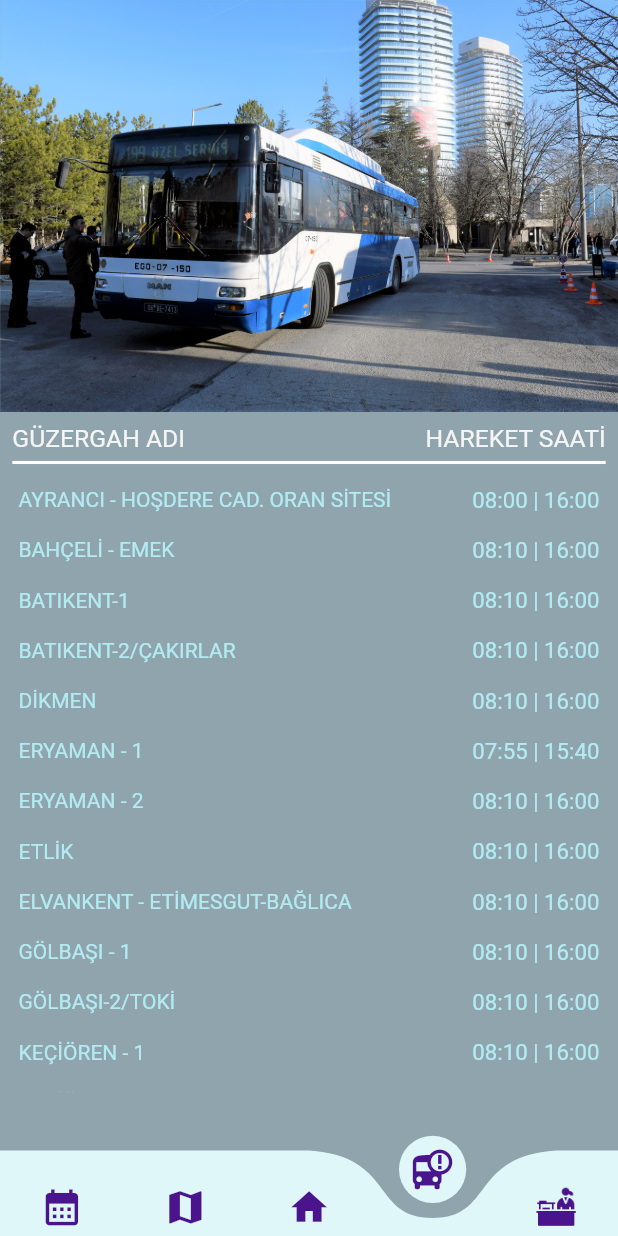
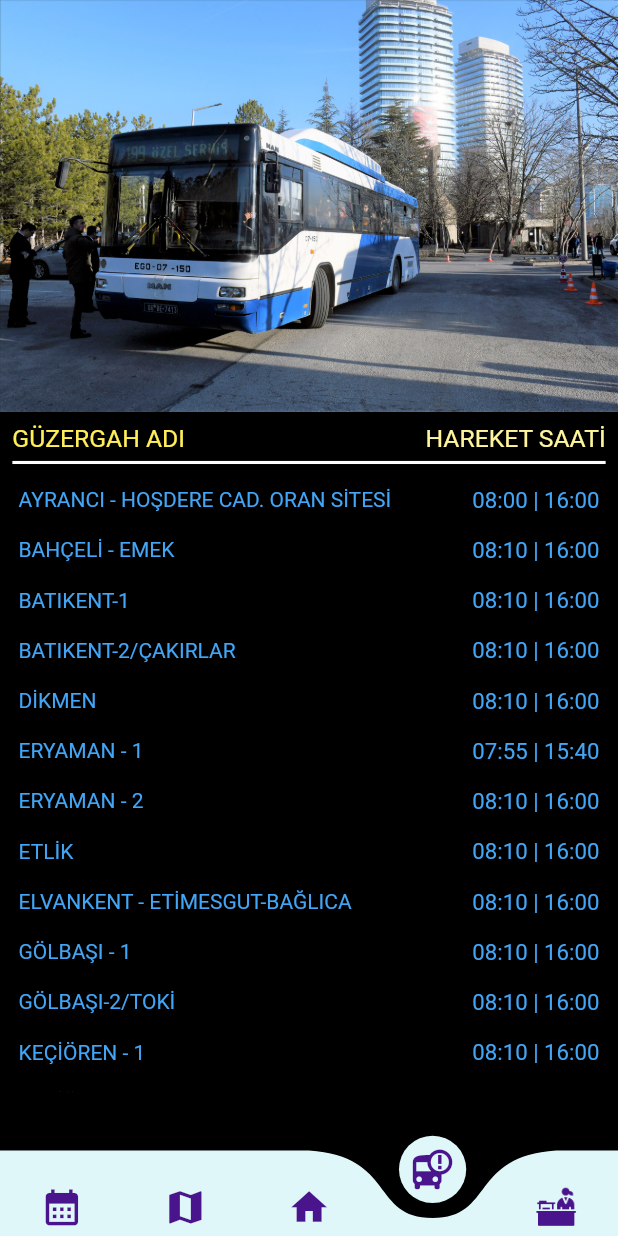
Before and after one commit to oakarakum/hachat, a Flutter app: the RingsPage screen opened by its route, on a phone screen of 412 x 824 dp. Run offline on Flutter 3.47's test engine with Material 2 defaults, Android fonts, the phone set to English and light mode, and no system bars; drawn by our look-alikes of curved_navigation_bar; our stand-ins replace animate_do, flutter_svg, get, google_fonts, responsive_sizer; statements that could not run were skipped.

Commit message:
düzeltmeler yapıldı

```diff
--- a/lib/app/ui/pages/rings_page.dart
+++ b/lib/app/ui/pages/rings_page.dart
@@ -12,7 +12,7 @@ class RingsPage extends GetView<RingsController> {
   @override
   Widget build(BuildContext context) {
     return Scaffold(
-        backgroundColor: Color(0xff90a4ae),
+        backgroundColor: Color(0xff000000),
         appBar: AppBar(
           toolbarHeight: 0,
           backgroundColor: Color(0xffffccbc),
@@ -24,7 +24,7 @@ class RingsPage extends GetView<RingsController> {
           onTap: (value) {
             controller.changeTabsIndex;
           },
-          backgroundColor: const Color(0xff90a4ae),
+          backgroundColor: const Color(0xff000000),
           color: const Color(0xffe0f7fa),
         ),
         body: SingleChildScrollView(
@@ -43,14 +43,14 @@ class RingsPage extends GetView<RingsController> {
                       children: [
                         Text("GÜZERGAH ADI",
                             style: TextStyle(
-                                color: Color(0xfff5f5f5),
+                                color: Color(0xffffee58),
                                 fontSize: 2.h,
                                 fontWeight: FontWeight.w400)),
                         Padding(
                           padding: EdgeInsets.only(left: 2.w),
                           child: Text("HAREKET SAATİ",
                               style: TextStyle(
-                                  color: Color(0xfff5f5f5),
+                                  color: Color(0xfffff59d),
                                   fontSize: 2.h,
                                   fontWeight: FontWeight.w400)),
                         ),
@@ -82,14 +82,14 @@ class RingsPage extends GetView<RingsController> {
                   children: [
                     Text("AYRANCI - HOŞDERE CAD. ORAN SİTESİ",
                         style: TextStyle(
-                            color: Color(0xffb2ebf2),
+                            color: Color(0xff42a5f5),
                             fontSize: 1.7.h,
                             fontWeight: FontWeight.w400)),
                     Padding(
                       padding: EdgeInsets.only(left: 6.w),
                       child: Text("08:00 | 16:00",
                           style: TextStyle(
-                              color: Color(0xffb2ebf2),
+                              color: Color(0xff42a5f5),
                               fontSize: 1.8.h,
                               fontWeight: FontWeight.w400)),
                     ),
@@ -104,12 +104,12 @@ class RingsPage extends GetView<RingsController> {
                   children: [
                     Text("BAHÇELİ - EMEK",
                         style: TextStyle(
-                            color: Color(0xffb2ebf2),
+                            color: Color(0xff42a5f5),
                             fontSize: 1.7.h,
                             fontWeight: FontWeight.w400)),
                     Text("08:10 | 16:00",
                         style: TextStyle(
-                            color: Color(0xffb2ebf2),
+                            color: Color(0xff42a5f5),
                             fontSize: 1.8.h,
                             fontWeight: FontWeight.w400)),
                   ],
@@ -123,12 +123,12 @@ class RingsPage extends GetView<RingsController> {
                   children: [
                     Text("BATIKENT-1",
                         style: TextStyle(
-                            color: Color(0xffb2ebf2),
+                            color: Color(0xff42a5f5),
                             fontSize: 1.7.h,
                             fontWeight: FontWeight.w400)),
                     Text("08:10 | 16:00",
                         style: TextStyle(
-                            color: Color(0xffb2ebf2),
+                            color: Color(0xff42a5f5),
                             fontSize: 1.8.h,
                             fontWeight: FontWeight.w400)),
                   ],
@@ -142,12 +142,12 @@ class RingsPage extends GetView<RingsController> {
                   children: [
                     Text("BATIKENT-2/ÇAKIRLAR",
                         style: TextStyle(
-                            color: Color(0xffb2ebf2),
+                            color: Color(0xff42a5f5),
                             fontSize: 1.7.h,
                             fontWeight: FontWeight.w400)),
                     Text("08:10 | 16:00",
                         style: TextStyle(
-                            color: Color(0xffb2ebf2),
+                            color: Color(0xff42a5f5),
                             fontSize: 1.8.h,
                             fontWeight: FontWeight.w400)),
                   ],
@@ -161,12 +161,12 @@ class RingsPage extends GetView<RingsController> {
                   children: [
                     Text("DİKMEN",
                         style: TextStyle(
-                            color: Color(0xffb2ebf2),
+                            color: Color(0xff42a5f5),
                             fontSize: 1.7.h,
                             fontWeight: FontWeight.w400)),
                     Text("08:10 | 16:00",
                         style: TextStyle(
-                            color: Color(0xffb2ebf2),
+                            color: Color(0xff42a5f5),
                             fontSize: 1.8.h,
                             fontWeight: FontWeight.w400)),
                   ],
@@ -180,12 +180,12 @@ class RingsPage extends GetView<RingsController> {
                   children: [
                     Text("ERYAMAN - 1",
                         style: TextStyle(
-                            color: Color(0xffb2ebf2),
+                            color: Color(0xff42a5f5),
                             fontSize: 1.7.h,
                             fontWeight: FontWeight.w400)),
                     Text("07:55 | 15:40",
                         style: TextStyle(
-                            color: Color(0xffb2ebf2),
+                            color: Color(0xff42a5f5),
                             fontSize: 1.8.h,
                             fontWeight: FontWeight.w400)),
                   ],
@@ -199,12 +199,12 @@ class RingsPage extends GetView<RingsController> {
                   children: [
                     Text("ERYAMAN - 2",
                         style: TextStyle(
-                            color: Color(0xffb2ebf2),
+                            color: Color(0xff42a5f5),
                             fontSize: 1.7.h,
                             fontWeight: FontWeight.w400)),
                     Text("08:10 | 16:00",
                         style: TextStyle(
-                            color: Color(0xffb2ebf2),
+                            color: Color(0xff42a5f5),
                             fontSize: 1.8.h,
                             fontWeight: FontWeight.w400)),
                   ],
@@ -218,12 +218,12 @@ class RingsPage extends GetView<RingsController> {
                   children: [
                     Text("ETLİK",
                         style: TextStyle(
-                            color: Color(0xffb2ebf2),
+                            color: Color(0xff42a5f5),
                             fontSize: 1.7.h,
                             fontWeight: FontWeight.w400)),
                     Text("08:10 | 16:00",
                         style: TextStyle(
-                            color: Color(0xffb2ebf2),
+                            color: Color(0xff42a5f5),
                             fontSize: 1.8.h,
                             fontWeight: FontWeight.w400)),
                   ],
@@ -237,12 +237,12 @@ class RingsPage extends GetView<RingsController> {
                   children: [
                     Text("ELVANKENT - ETİMESGUT-BAĞLICA",
                         style: TextStyle(
-                            color: Color(0xffb2ebf2),
+                            color: Color(0xff42a5f5),
                             fontSize: 1.7.h,
                             fontWeight: FontWeight.w400)),
                     Text("08:10 | 16:00",
                         style: TextStyle(
-                            color: Color(0xffb2ebf2),
+                            color: Color(0xff42a5f5),
                             fontSize: 1.8.h,
                             fontWeight: FontWeight.w400)),
                   ],
@@ -256,12 +256,12 @@ class RingsPage extends GetView<RingsController> {
                   children: [
                     Text("GÖLBAŞI - 1",
                         style: TextStyle(
-                            color: Color(0xffb2ebf2),
+                            color: Color(0xff42a5f5),
                             fontSize: 1.7.h,
                             fontWeight: FontWeight.w400)),
                     Text("08:10 | 16:00",
                         style: TextStyle(
-                            color: Color(0xffb2ebf2),
+                            color: Color(0xff42a5f5),
                             fontSize: 1.8.h,
                             fontWeight: FontWeight.w400)),
                   ],
@@ -275,12 +275,12 @@ class RingsPage extends GetView<RingsController> {
                   children: [
                     Text("GÖLBAŞI-2/TOKİ",
                         style: TextStyle(
-                            color: Color(0xffb2ebf2),
+                            color: Color(0xff42a5f5),
                             fontSize: 1.7.h,
                             fontWeight: FontWeight.w400)),
                     Text("08:10 | 16:00",
                         style: TextStyle(
-                            color: Color(0xffb2ebf2),
+                            color: Color(0xff42a5f5),
                             fontSize: 1.8.h,
                             fontWeight: FontWeight.w400)),
                   ],
@@ -294,12 +294,12 @@ class RingsPage extends GetView<RingsController> {
                   children: [
                     Text("KEÇİÖREN - 1 ",
                         style: TextStyle(
-                            color: Color(0xffb2ebf2),
+                            color: Color(0xff42a5f5),
                             fontSize: 1.7.h,
                             fontWeight: FontWeight.w400)),
                     Text("08:10 | 16:00",
                         style: TextStyle(
-                            color: Color(0xffb2ebf2),
+                            color: Color(0xff42a5f5),
                             fontSize: 1.8.h,
                             fontWeight: FontWeight.w400)),
                   ],
@@ -313,12 +313,12 @@ class RingsPage extends GetView<RingsController> {
                   children: [
                     Text("KEÇİÖREN - 2 ",
                         style: TextStyle(
-                            color: Color(0xffb2ebf2),
+                            color: Color(0xff42a5f5),
                             fontSize: 1.7.h,
                             fontWeight: FontWeight.w400)),
                     Text("08:10 | 16:00",
                         style: TextStyle(
-                            color: Color(0xffb2ebf2),
+                            color: Color(0xff42a5f5),
                             fontSize: 1.8.h,
                             fontWeight: FontWeight.w400)),
                   ],
```
Also changed, not shown: assets/Stuck at Home To Do List.png (deleted), assets/Stuck at Home To Do List.svg (deleted), assets/hac_tip_ogr.png (deleted).
